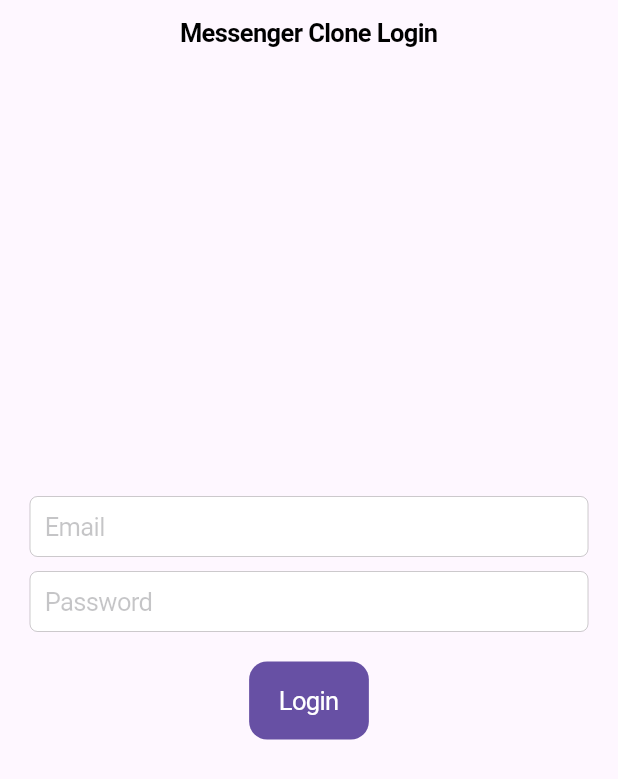
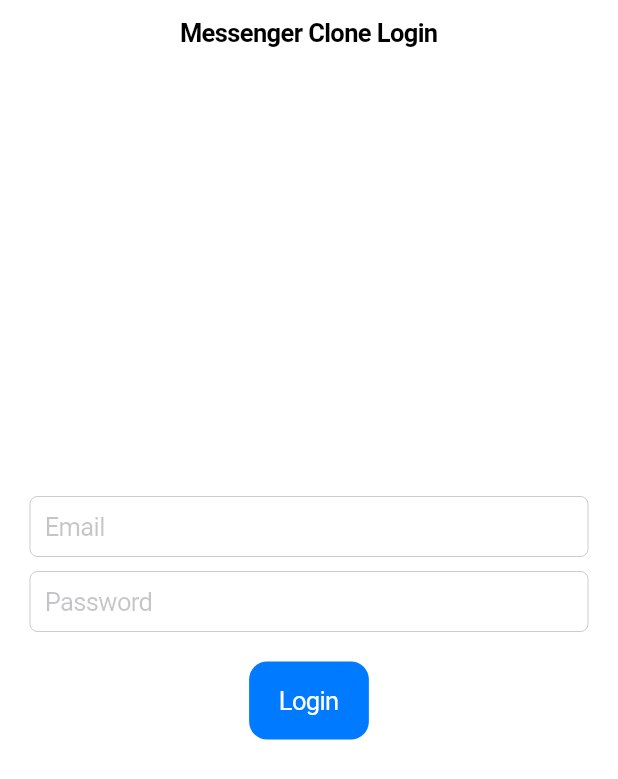
Before and after one commit to megan-esguerra/Resume_App, a Flutter app: the screen it shows after launch, on a phone screen of 412 x 824 dp. Shown: the top 779 px of the screen. Run offline on Flutter 3.47's test engine with Material 3 defaults, Android fonts, the phone set to English and light mode, and no system bars.

```diff
--- a/lib/main.dart
+++ b/lib/main.dart
@@ -1,4 +1,4 @@
-import 'package:flutter/material.dart';
+import 'package:flutter/cupertino.dart';
 import 'login.dart'; // Ensure this file exists and contains LoginPage
 
 void main() {
@@ -10,7 +10,7 @@ class MyApp extends StatelessWidget {
 
   @override
   Widget build(BuildContext context) {
-    return MaterialApp(
+    return CupertinoApp(
       debugShowCheckedModeBanner: false,
       title: 'Messenger Clone',
       home: const LoginPage(),
```
